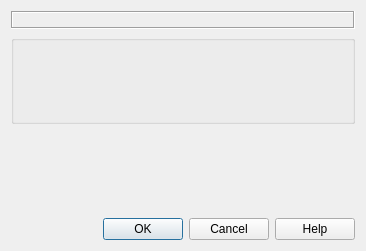
albar965/littlenavmap, file src/gui/choicedialog.ui: the form before one commit.
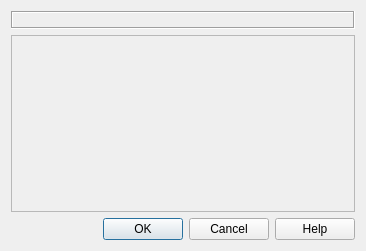
The form after the commit.

Commit message: Optimizations when building strings. Fixed flight plan table column selection dialog not saving position. Added scroll area to all choice dialogs with several checkboxes.

```diff
--- a/src/gui/choicedialog.ui
+++ b/src/gui/choicedialog.ui
@@ -37,36 +37,39 @@
     </widget>
    </item>
    <item>
-    <widget class="QGroupBox" name="groupBoxChoice">
-     <property name="sizePolicy">
-      <sizepolicy hsizetype="Preferred" vsizetype="Expanding">
-       <horstretch>0</horstretch>
-       <verstretch>0</verstretch>
-      </sizepolicy>
+    <widget class="QScrollArea" name="scrollArea">
+     <property name="widgetResizable">
+      <bool>true</bool>
      </property>
-     <property name="title">
-      <string/>
-     </property>
-     <layout class="QVBoxLayout" name="verticalLayoutGroupBox">
-      <property name="spacing">
-       <number>2</number>
+     <widget class="QWidget" name="scrollAreaWidgetContents">
+      <property name="geometry">
+       <rect>
+        <x>0</x>
+        <y>0</y>
+        <width>346</width>
+        <height>166</height>
+       </rect>
       </property>
-     </layout>
+      <layout class="QVBoxLayout" name="verticalLayout_4">
+       <property name="spacing">
+        <number>0</number>
+       </property>
+       <property name="leftMargin">
+        <number>2</number>
+       </property>
+       <property name="topMargin">
+        <number>2</number>
+       </property>
+       <property name="rightMargin">
+        <number>2</number>
+       </property>
+       <property name="bottomMargin">
+        <number>2</number>
+       </property>
+      </layout>
+     </widget>
     </widget>
    </item>
-   <item>
-    <spacer name="verticalSpacer">
-     <property name="orientation">
-      <enum>Qt::Vertical</enum>
-     </property>
-     <property name="sizeHint" stdset="0">
-      <size>
-       <width>20</width>
-       <height>40</height>
-      </size>
-     </property>
-    </spacer>
-   </item>
    <item>
     <widget class="QDialogButtonBox" name="buttonBoxChoice">
      <property name="orientation">
```
The commit also changes 12 other files.
